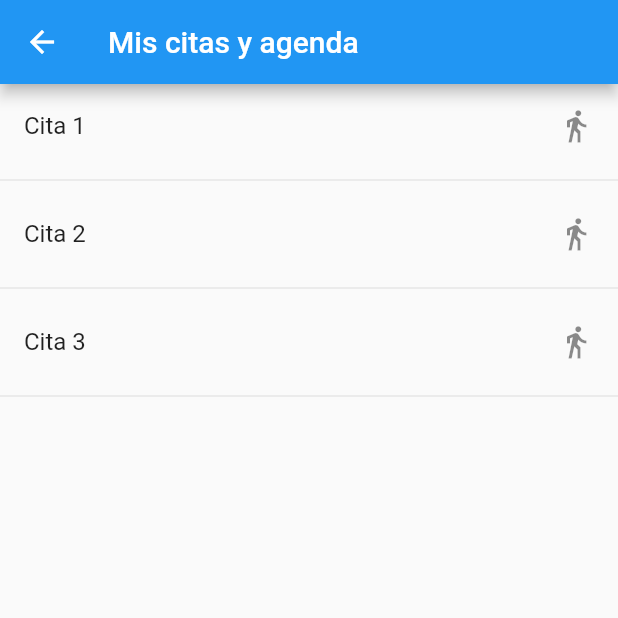
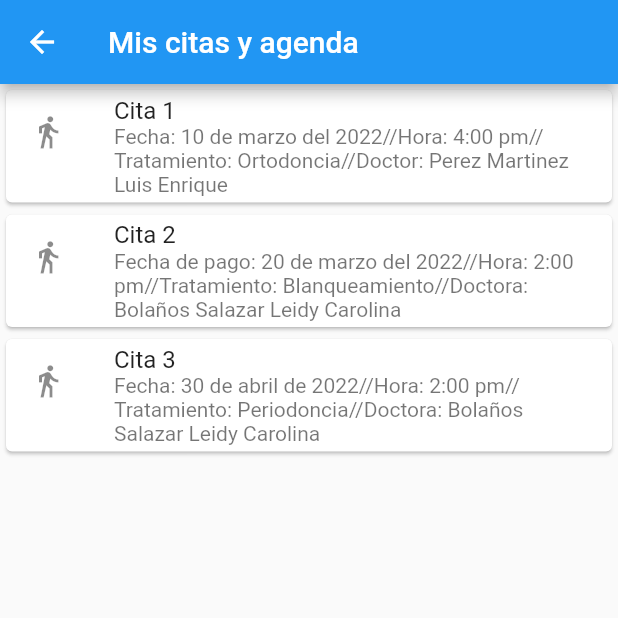
Before and after one commit to DarioCampino/proyectosflutter, a Flutter app: the Citas screen opened directly, on a phone screen of 412 x 824 dp, the top half of it. Run offline on Flutter 3.47's test engine with Material 2 defaults, Android fonts, the phone set to English and light mode, and no system bars.

Commit message:
agregar card
agregacion del comando card

```diff
--- a/Clinica/clinica/lib/views/Citas_view.dart
+++ b/Clinica/clinica/lib/views/Citas_view.dart
@@ -21,6 +21,52 @@ class _CitasState extends State<Citas> {
   }
 
   Widget menu(){
+    return Scaffold(
+      body: ListView(
+        children: [
+          Card(
+            child: Column(
+              children: [
+                ListTile(
+                  leading: Icon(Icons.directions_walk),
+                  title: Text('Cita 1'),
+                  subtitle: Text(
+                    'Fecha: 10 de marzo del 2022//Hora: 4:00 pm//Tratamiento: Ortodoncia//Doctor: Perez Martinez Luis Enrique'),
+                )
+              ]
+            )
+          ),
+          Card(
+            child: Column(
+              children: [
+                ListTile(
+                  leading: Icon(Icons.directions_walk),
+                  title: Text('Cita 2'),
+                  subtitle: Text(
+                    'Fecha de pago: 20 de marzo del 2022//Hora: 2:00 pm//Tratamiento: Blanqueamiento//Doctora: Bolaños Salazar Leidy Carolina'),
+                )
+              ]
+            )
+          ),
+          Card(
+            child: Column(
+              children: [
+                ListTile(
+                  leading: Icon(Icons.directions_walk),
+                  title: Text('Cita 3'),
+                  subtitle: Text(
+                    'Fecha: 30 de abril de 2022//Hora: 2:00 pm//Tratamiento: Periodoncia//Doctora: Bolaños Salazar Leidy Carolina'),
+                )
+              ]
+            )
+          )
+        ],
+      )
+    );
+
+  }
+
+  /*Widget menu(){
     return ListView(
       children: [
         ListTile(
@@ -54,5 +100,5 @@ class _CitasState extends State<Citas> {
       ]
     );
 
-  }
+  }*/
 }
```
Also changed, not shown: Clinica/clinica/lib/views/Pagos_view.dart (+45 -1 lines).
